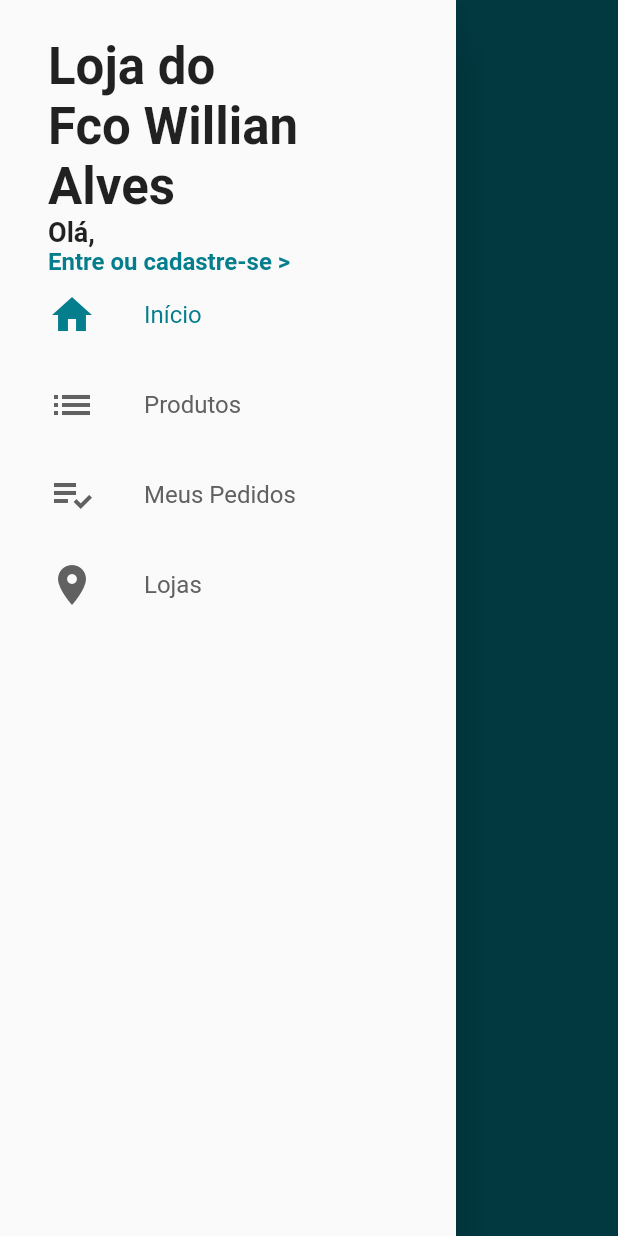
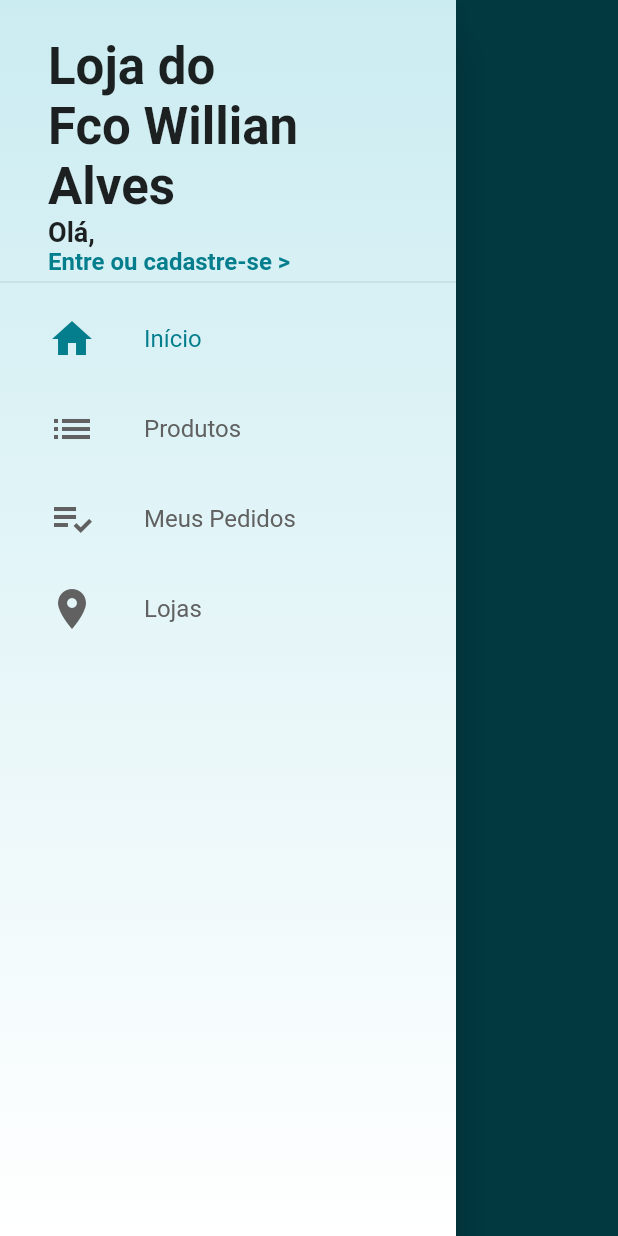
Before and after one commit to alvarofonteles/loja_virtual, a Flutter app: the screen it shows after launch, with the side drawer open, on a phone screen of 412 x 824 dp. Run offline on Flutter 3.47's test engine with Material 2 defaults, Android fonts, the phone set to English and light mode, and no system bars; our stand-ins replace cloud_firestore, email_validator, firebase_auth, firebase_core; accounts and stored records are empty.

```diff
--- a/lib/common/custom_drawer/custom_drawer.dart
+++ b/lib/common/custom_drawer/custom_drawer.dart
@@ -8,9 +8,25 @@ class CustomDrawer extends StatelessWidget {
   @override
   Widget build(BuildContext context) {
     return Drawer(
-      child: ListView(
+      // Stack - coloca uma coisa em cima da outra
+      child: Stack(
+        children: <Widget>[
+          Container(
+            decoration: const BoxDecoration(
+              gradient: LinearGradient(
+                colors: [
+                  Color.fromARGB(255, 203, 236, 241),
+                  Colors.white,
+                ],
+                begin: Alignment.topCenter,
+                end: Alignment.bottomCenter,
+              ),
+            ),
+          ),
+          ListView(
             children: const <Widget>[
               CustomDrawerHeader(),
+              Divider(),
               DrawerTile(
                 iconData: Icons.home,
                 title: 'Início',
@@ -33,6 +49,8 @@ class CustomDrawer extends StatelessWidget {
               ),
             ],
           ),
+        ],
+      ),
     );
   }
 }
--- a/lib/models/user_manager.dart
+++ b/lib/models/user_manager.dart
@@ -45,6 +45,7 @@ class UserManager extends ChangeNotifier {
       {required User user,
       required Function onFail,
       required Function onSucess}) async {
+    loading = true;
     try {
       final user_auth.UserCredential result =
           await auth.createUserWithEmailAndPassword(
@@ -60,6 +61,7 @@ class UserManager extends ChangeNotifier {
     } on user_auth.FirebaseAuthException catch (e) {
       onFail(getErrorString(e.code));
     }
+    loading = false;
   }
 
   void signOut() {
--- a/lib/screens/base/base_screen.dart
+++ b/lib/screens/base/base_screen.dart
@@ -20,7 +20,6 @@ class BaseScreen extends StatelessWidget {
         // não mover ao arrastar para o lado
         physics: const NeverScrollableScrollPhysics(),
         children: <Widget>[
-          // const LoginSreen(),
           Scaffold(
             drawer: const CustomDrawer(),
             appBar: AppBar(
--- a/lib/screens/login/login_screen.dart
+++ b/lib/screens/login/login_screen.dart
@@ -48,6 +48,7 @@ class LoginSreen extends StatelessWidget {
             child: Consumer<UserManager>(
               builder: (_, userManager, child) => ListView(
                 padding: const EdgeInsets.all(16),
+                // menor espaço possivel
                 shrinkWrap: true,
                 children: <Widget>[
                   TextFormField(
@@ -117,7 +118,6 @@ class LoginSreen extends StatelessWidget {
                                       );
                                     },
                                     onSucess: () {
-                                      // debugPrint('Sucesso.');
                                       Navigator.of(context).pop();
                                     });
                               }
```
Also changed, not shown: lib/screens/signup/signup_screen.dart (+19 -4 lines). Lines whose indentation alone changed are shown as unchanged.
